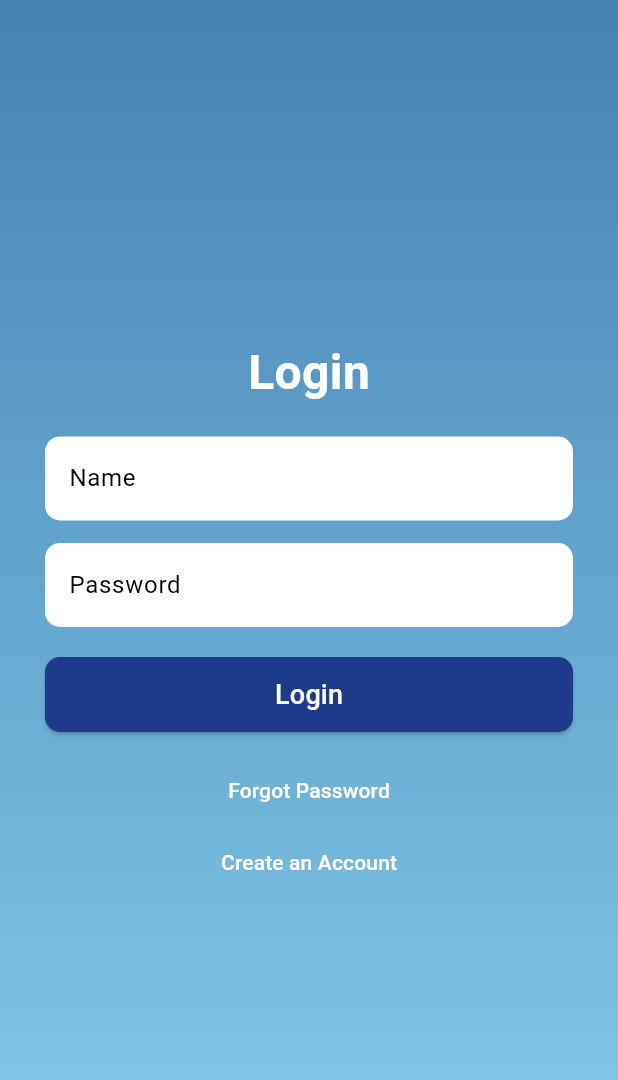
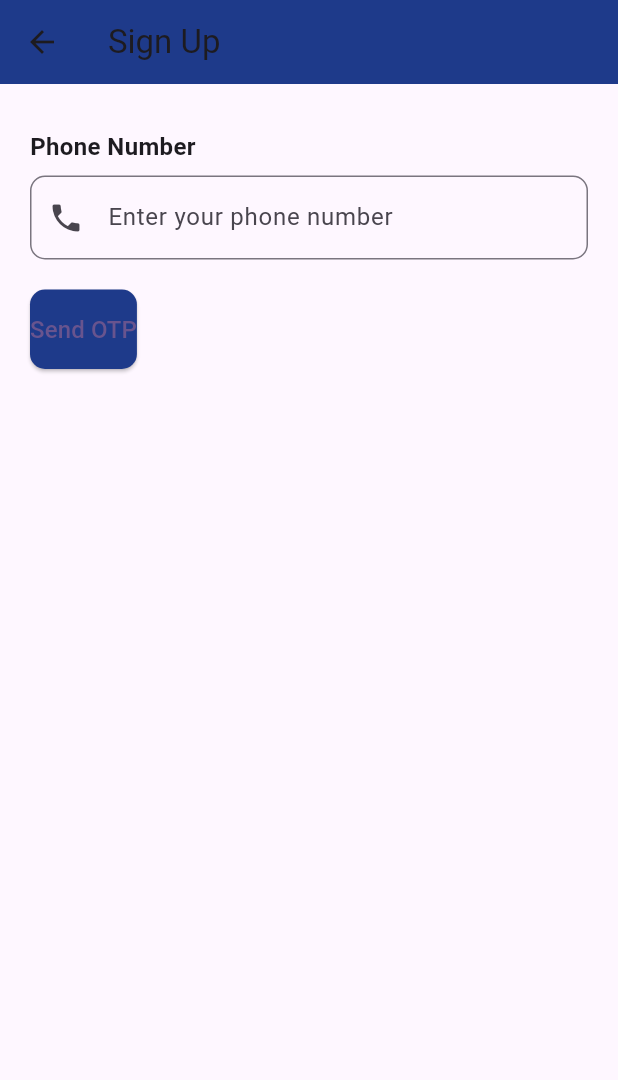
Before and after one commit to Kavana-2408/tps, a Flutter app: the screen it shows after launch, after a tap on "Create an Account", on a phone screen of 412 x 824 dp. Shown: the top 1080 px of the screen. Run offline on Flutter 3.47's test engine with Material 3 defaults, Android fonts, the phone set to English and light mode, and no system bars.

Commit message:
front end

```diff
--- a/lib/login.dart
+++ b/lib/login.dart
@@ -1,4 +1,6 @@
 import 'package:flutter/material.dart';
+import 'package:tps/doctorprofile.dart';
+import 'package:tps/signup.dart';
 
 class LoginScreen extends StatelessWidget {
   const LoginScreen({super.key});
@@ -9,7 +11,10 @@ class LoginScreen extends StatelessWidget {
       body: Container(
         decoration: const BoxDecoration(
           gradient: LinearGradient(
-            colors: [Color(0xFF4682B4), Color(0xFF87CEEB)],
+            colors: [
+              Color.fromARGB(255, 5, 60, 106),
+              Color.fromARGB(255, 77, 145, 172)
+            ],
             begin: Alignment.topCenter,
             end: Alignment.bottomCenter,
           ),
@@ -57,7 +62,11 @@ class LoginScreen extends StatelessWidget {
                 ),
                 const SizedBox(height: 20),
                 ElevatedButton(
-                  onPressed: () {},
+                  onPressed: () {Navigator.push(
+                      context,
+                      MaterialPageRoute(
+                          builder: (context) => const DoctorProfileScreen()),
+                    );},
                   style: ElevatedButton.styleFrom(
                     backgroundColor: const Color(0xFF1E3A8A),
                     minimumSize: const Size(double.infinity, 50),
@@ -72,14 +81,22 @@ class LoginScreen extends StatelessWidget {
                 ),
                 const SizedBox(height: 15),
                 TextButton(
-                  onPressed: () {},
+                  onPressed: () {
+
+                  },
                   child: const Text(
                     'Forgot Password',
                     style: TextStyle(color: Colors.white),
                   ),
                 ),
                 TextButton(
-                  onPressed: () {},
+                  onPressed: () {
+                    Navigator.push(
+  context,
+  MaterialPageRoute(builder: (context) => const SignUpPage()),
+);
+
+                  },
                   child: const Text(
                     'Create an Account',
                     style: TextStyle(color: Colors.white),
--- /dev/null
+++ b/lib/signup.dart
@@ -0,0 +1,132 @@
+import 'package:flutter/material.dart';
+
+class SignUpPage extends StatefulWidget {
+  const SignUpPage({super.key});
+
+  @override
+  // ignore: library_private_types_in_public_api
+  _SignUpPageState createState() => _SignUpPageState();
+}
+
+class _SignUpPageState extends State<SignUpPage> {
+  final TextEditingController _phoneController = TextEditingController();
+  final TextEditingController _otpController = TextEditingController();
+  bool _isOtpSent = false;
+
+  void _sendOtp() {
+    // Logic to send OTP (e.g., via an API call)
+    setState(() {
+      _isOtpSent = true;
+    });
+  }
+
+  void _signUp() {
+    // Logic for sign-up (e.g., verify OTP and register the user)
+    if (_otpController.text.isNotEmpty) {
+      // Navigate to the next page or show success message
+      ScaffoldMessenger.of(context).showSnackBar(
+        const SnackBar(content: Text('Sign up successful!')),
+      );
+    } else {
+      // Show error if OTP is incorrect
+      ScaffoldMessenger.of(context).showSnackBar(
+        const SnackBar(content: Text('Please enter a valid OTP.')),
+      );
+    }
+  }
+
+  @override
+  Widget build(BuildContext context) {
+    return Scaffold(
+      appBar: AppBar(
+        title: const Text('Sign Up'),
+        backgroundColor: const Color(0xFF1E3A8A),
+      ),
+      body: Padding(
+        padding: const EdgeInsets.symmetric(horizontal: 20, vertical: 30),
+        child: Column(
+          crossAxisAlignment: CrossAxisAlignment.start,
+          children: [
+            const Text(
+              'Phone Number',
+              style: TextStyle(
+                fontSize: 16,
+                fontWeight: FontWeight.w600,
+              ),
+            ),
+            const SizedBox(height: 8),
+            TextField(
+              controller: _phoneController,
+              decoration: InputDecoration(
+                hintText: 'Enter your phone number',
+                prefixIcon: const Icon(Icons.phone),
+                border: OutlineInputBorder(
+                  borderRadius: BorderRadius.circular(10),
+                ),
+              ),
+              keyboardType: TextInputType.phone,
+            ),
+            const SizedBox(height: 20),
+            _isOtpSent
+                ? Column(
+                    crossAxisAlignment: CrossAxisAlignment.start,
+                    children: [
+                      const Text(
+                        'OTP',
+                        style: TextStyle(
+                          fontSize: 16,
+                          fontWeight: FontWeight.w600,
+                        ),
+                      ),
+                      const SizedBox(height: 8),
+                      TextField(
+                        controller: _otpController,
+                        decoration: InputDecoration(
+                          hintText: 'Enter OTP',
+                          prefixIcon: const Icon(Icons.lock),
+                          border: OutlineInputBorder(
+                            borderRadius: BorderRadius.circular(10),
+                          ),
+                        ),
+                        keyboardType: TextInputType.number,
+                      ),
+                      const SizedBox(height: 20),
+                    ],
+                  )
+                : Container(),
+            ElevatedButton(
+              onPressed: _isOtpSent ? _signUp : _sendOtp,
+              style: ElevatedButton.styleFrom(
+                backgroundColor: const Color(0xFF1E3A8A),
+                padding: const EdgeInsets.symmetric(vertical: 15),
+                shape: RoundedRectangleBorder(
+                  borderRadius: BorderRadius.circular(10),
+                ),
+              ),
+              child: Text(
+                _isOtpSent ? 'Complete Sign Up' : 'Send OTP',
+                style: const TextStyle(fontSize: 16),
+              ),
+            ),
+            const SizedBox(height: 20),
+            _isOtpSent
+                ? Row(
+                    mainAxisAlignment: MainAxisAlignment.center,
+                    children: [
+                      const Text('Already have an account?'),
+                      TextButton(
+                        onPressed: () {
+                          // Navigate to login screen
+                          Navigator.pop(context);
+                        },
+                        child: const Text('Sign In'),
+                      ),
+                    ],
+                  )
+                : Container(),
+          ],
+        ),
+      ),
+    );
+  }
+}
```
Also changed, not shown: lib/doctorprofile.dart (added, +92 -0 lines), lib/navbottom.dart (added, +44 -0 lines), lib/search.dart (added, +108 -0 lines), lib/forgotpassword.dart (added).
